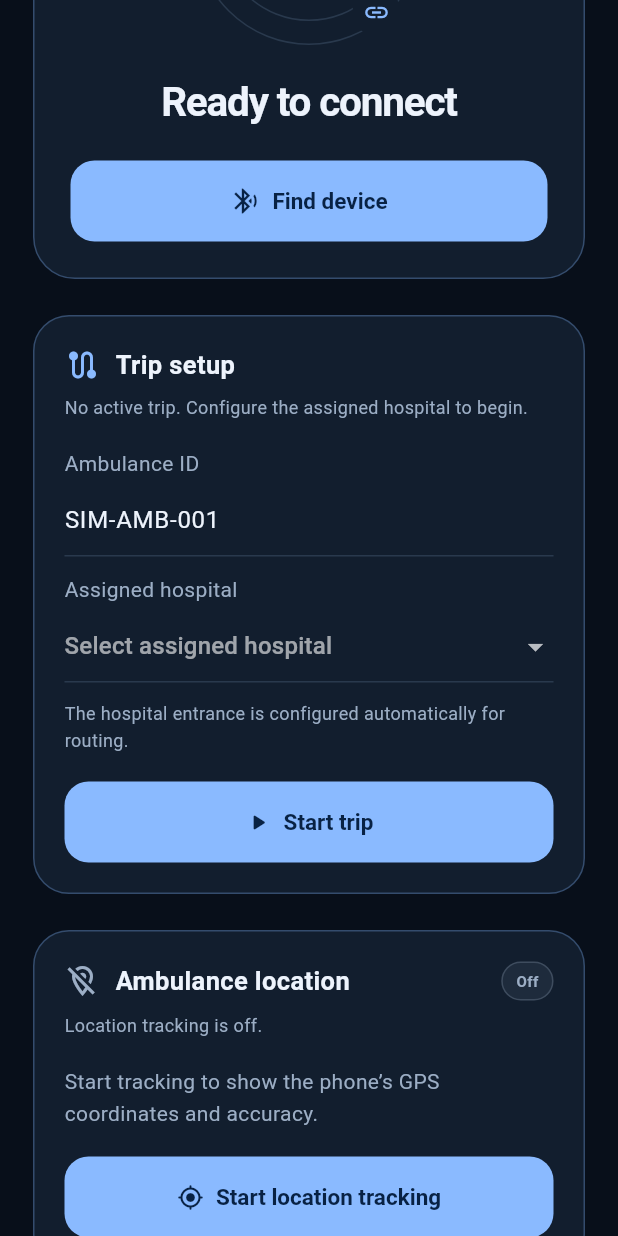
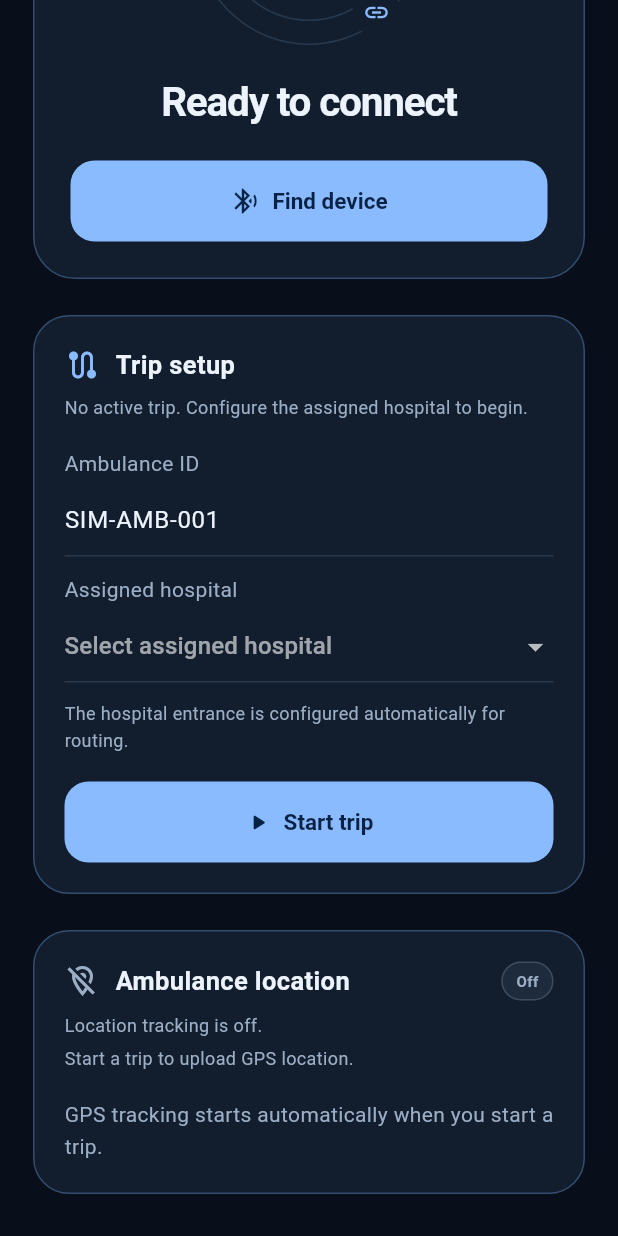
Before and after one commit to rahul-s12/smart-ambulance, a Flutter app: the screen it shows after launch, scrolled down 293 dp, on a phone screen of 412 x 824 dp. Run offline on Flutter 3.47's test engine with Material 3 defaults, Android fonts, the phone set to English and light mode, and no system bars; our stand-ins replace flutter_blue_plus, geolocator, permission_handler.

Commit message:
connected trip location tracking with cloud

```diff
--- a/app/lib/gateway_view.dart
+++ b/app/lib/gateway_view.dart
@@ -2,6 +2,7 @@ import 'package:flutter/material.dart';
 import 'package:flutter/services.dart';
 
 import 'location/location_tracker.dart';
+import 'location/location_upload.dart';
 import 'trip/trip_controller.dart';
 import 'trip/trip_panel.dart';
 
@@ -91,8 +92,6 @@ class GatewayView extends StatelessWidget {
     required this.onStart,
     required this.onStop,
     required this.onDisconnect,
-    required this.onStartLocation,
-    required this.onStopLocation,
     required this.activeTrip,
     required this.tripStatus,
     required this.onStartTrip,
@@ -106,6 +105,9 @@ class GatewayView extends StatelessWidget {
     this.location,
     required this.locationStatus,
     required this.locationTracking,
+    required this.locationUploadStatus,
+    required this.locationUploading,
+    this.routeEstimate,
   });
   final String status;
   final bool connected,
@@ -121,14 +123,16 @@ class GatewayView extends StatelessWidget {
   final AmbulanceLocation? location;
   final String locationStatus;
   final bool locationTracking;
+  final String locationUploadStatus;
+  final bool locationUploading;
+  final RouteEstimate? routeEstimate;
   final List<GatewayDevice> devices;
   final List<String> events;
   final VoidCallback onScan, onStart, onStop, onDisconnect;
-  final Future<void> Function() onStartLocation, onStopLocation;
   final ActiveTrip? activeTrip;
   final String tripStatus;
-  final ValueChanged<TripConfiguration> onStartTrip;
-  final VoidCallback onEndTrip;
+  final Future<void> Function(TripConfiguration) onStartTrip;
+  final Future<void> Function() onEndTrip;
 
   bool get busy => scanning || connecting || disconnecting;
   String get stateLabel => disconnecting
@@ -219,8 +223,9 @@ class GatewayView extends StatelessWidget {
                     location: location,
                     status: locationStatus,
                     tracking: locationTracking,
-                    onStart: onStartLocation,
-                    onStop: onStopLocation,
+                    uploadStatus: locationUploadStatus,
+                    uploading: locationUploading,
+                    routeEstimate: routeEstimate,
                   ),
                   if (events.isNotEmpty) ...[
                     const SizedBox(height: 24),
@@ -441,15 +446,17 @@ class _LocationPanel extends StatelessWidget {
     required this.location,
     required this.status,
     required this.tracking,
-    required this.onStart,
-    required this.onStop,
+    required this.uploadStatus,
+    required this.uploading,
+    this.routeEstimate,
   });
 
   final AmbulanceLocation? location;
   final String status;
   final bool tracking;
-  final Future<void> Function() onStart;
-  final Future<void> Function() onStop;
+  final String uploadStatus;
+  final bool uploading;
+  final RouteEstimate? routeEstimate;
 
   @override
   Widget build(BuildContext context) {
@@ -487,28 +494,62 @@ class _LocationPanel extends StatelessWidget {
             status,
             style: const TextStyle(color: _muted, fontSize: 12, height: 1.5),
           ),
+          const SizedBox(height: 4),
+          Row(
+            children: [
+              if (uploading) ...[
+                const SizedBox(
+                  width: 12,
+                  height: 12,
+                  child: CircularProgressIndicator(strokeWidth: 2),
+                ),
+                const SizedBox(width: 8),
+              ],
+              Expanded(
+                child: Text(
+                  uploadStatus,
+                  style: const TextStyle(color: _muted, fontSize: 12, height: 1.5),
+                ),
+              ),
+            ],
+          ),
           const SizedBox(height: 18),
           if (fix == null)
             const Text(
-              'Start tracking to show the phone’s GPS coordinates and accuracy.',
+              'GPS tracking starts automatically when you start a trip.',
               style: TextStyle(color: _muted, height: 1.5),
             )
           else
             _LocationDetails(location: fix),
-          const SizedBox(height: 18),
-          FilledButton.icon(
-            onPressed: tracking ? onStop : onStart,
-            icon: Icon(
-              tracking
-                  ? Icons.location_disabled_rounded
-                  : Icons.my_location_rounded,
-            ),
-            label: Text(
-              tracking ? 'Stop location tracking' : 'Start location tracking',
-            ),
-          ),
+          if (routeEstimate != null) ...[
+            const SizedBox(height: 14),
+            _RouteDetails(route: routeEstimate!),
+          ],
         ],
       ),
+    );
+  }
+}
+
+class _RouteDetails extends StatelessWidget {
+  const _RouteDetails({required this.route});
+  final RouteEstimate route;
+
+  @override
+  Widget build(BuildContext context) {
+    final distance = route.distanceMeters >= 1000
+        ? '${(route.distanceMeters / 1000).toStringAsFixed(1)} km'
+        : '${route.distanceMeters} m';
+    final minutes = (route.durationSeconds / 60).ceil();
+    final eta = TimeOfDay.fromDateTime(route.eta).format(context);
+    return Wrap(
+      spacing: 18,
+      runSpacing: 14,
+      children: [
+        _LocationValue(label: 'Route distance', value: distance),
+        _LocationValue(label: 'Estimated time', value: '$minutes min'),
+        _LocationValue(label: 'Arrival', value: eta),
+      ],
     );
   }
 }
--- /dev/null
+++ b/app/lib/location/location_upload.dart
@@ -0,0 +1,160 @@
+import 'dart:async';
+import 'dart:convert';
+import 'dart:io';
+
+import 'package:flutter/foundation.dart';
+
+import '../trip/trip_controller.dart';
+import 'location_tracker.dart';
+
+class RouteEstimate {
+  const RouteEstimate({
+    required this.distanceMeters,
+    required this.durationSeconds,
+    required this.eta,
+  });
+
+  final int distanceMeters;
+  final int durationSeconds;
+  final DateTime eta;
+}
+
+class LocationUploadResult {
+  const LocationUploadResult({this.route});
+
+  final RouteEstimate? route;
+}
+
+abstract interface class LocationApi {
+  Future<LocationUploadResult> upload({
+    required AmbulanceLocation location,
+    required ActiveTrip trip,
+  });
+}
+
+/// Sends live phone locations to the cloud endpoint implemented in `cloud/`.
+class CloudLocationApi implements LocationApi {
+  CloudLocationApi({required this.baseUrl, HttpClient? httpClient})
+    : _httpClient = httpClient ?? HttpClient();
+
+  final String baseUrl;
+  final HttpClient _httpClient;
+
+  bool get isConfigured => baseUrl.trim().isNotEmpty;
+
+  @override
+  Future<LocationUploadResult> upload({
+    required AmbulanceLocation location,
+    required ActiveTrip trip,
+  }) async {
+    if (!isConfigured) {
+      throw StateError(
+        'Cloud upload is not configured. Set CLOUD_API_BASE_URL when running the app.',
+      );
+    }
+    final destination = trip.configuration.destination;
+    if (destination == null) throw StateError('The active trip has no destination.');
+    final root = baseUrl.trim().replaceFirst(RegExp(r'/+$'), '');
+    final uri = Uri.parse(
+      '$root/api/ambulances/${Uri.encodeComponent(trip.configuration.ambulanceId.trim())}/location',
+    );
+    final request = await _httpClient.postUrl(uri).timeout(const Duration(seconds: 10));
+    request.headers.contentType = ContentType.json;
+    request.write(jsonEncode({
+      'latitude': location.latitude,
+      'longitude': location.longitude,
+      'accuracyMeters': location.accuracyMeters,
+      if (location.speedMetersPerSecond != null)
+        'speedMetersPerSecond': location.speedMetersPerSecond,
+      'capturedAt': location.capturedAt.toUtc().toIso8601String(),
+      'destination': {
+        'hospitalName': destination.name,
+        'latitude': destination.latitude,
+        'longitude': destination.longitude,
+      },
+    }));
+    final response = await request.close().timeout(const Duration(seconds: 10));
+    final body = await utf8.decoder.bind(response).join();
+    final decoded = body.isEmpty ? <String, dynamic>{} : jsonDecode(body);
+    if (response.statusCode < 200 || response.statusCode >= 300) {
+      final errors = decoded is Map ? decoded['errors'] : null;
+      final message = errors is List ? errors.join(' ') : 'HTTP ${response.statusCode}';
+      throw HttpException('Location upload was rejected: $message', uri: uri);
+    }
+    final locationBody = (decoded as Map)['location'];
+    final route = locationBody is Map ? locationBody['route'] : null;
+    if (route is! Map) return const LocationUploadResult();
+    final distance = route['distanceMeters'];
+    final duration = route['durationSeconds'];
+    final eta = route['eta'];
+    if (distance is! num || duration is! num || eta is! String) {
+      return const LocationUploadResult();
+    }
+    return LocationUploadResult(
+      route: RouteEstimate(
+        distanceMeters: distance.round(),
+        durationSeconds: duration.round(),
+        eta: DateTime.parse(eta).toLocal(),
+      ),
+    );
+  }
+}
+
+/// Keeps one in-flight request and sends the newest GPS fix afterwards.
+class LocationUploadController extends ChangeNotifier {
+  LocationUploadController(this._api);
+
+  final LocationApi _api;
+  ActiveTrip? _trip;
+  AmbulanceLocation? _queuedLocation;
+  bool _uploading = false;
+  String status = 'Start a trip to upload GPS location.';
+  DateTime? lastUploadedAt;
+  RouteEstimate? route;
+
+  bool get isUploading => _uploading;
+
+  void setTrip(ActiveTrip? trip) {
+    _trip = trip;
+    _queuedLocation = null;
+    route = null;
+    status = trip == null
+        ? 'Start a trip to upload GPS location.'
+        : 'Waiting for a GPS fix to upload.';
+    notifyListeners();
+  }
+
+  void submit(AmbulanceLocation location) {
+    if (_trip == null) return;
+    _queuedLocation = location;
+    if (!_uploading) unawaited(_drain());
+  }
+
+  Future<void> _drain() async {
+    _uploading = true;
+    notifyListeners();
+    while (_queuedLocation != null && _trip != null) {
+      final location = _queuedLocation!;
+      final trip = _trip!;
+      _queuedLocation = null;
+      status = 'Uploading location…';
+      notifyListeners();
+      try {
+        final result = await _api.upload(location: location, trip: trip);
+        if (_trip != trip) continue;
+        route = result.route;
+        lastUploadedAt = DateTime.now();
+        status = result.route == null
+            ? 'Location uploaded. Route ETA is unavailable.'
+            : 'Location uploaded. Route ETA updated.';
+      } catch (_) {
+        if (_trip == trip) {
+          status = 'Could not upload location. It will retry with the next GPS fix.';
+        }
+      }
+      notifyListeners();
+    }
+    _uploading = false;
+    notifyListeners();
+  }
+}
--- a/app/lib/trip/trip_panel.dart
+++ b/app/lib/trip/trip_panel.dart
@@ -13,8 +13,8 @@ class TripPanel extends StatefulWidget {
 
   final ActiveTrip? activeTrip;
   final String status;
-  final ValueChanged<TripConfiguration> onStart;
-  final VoidCallback onEnd;
+  final Future<void> Function(TripConfiguration) onStart;
+  final Future<void> Function() onEnd;
 
   @override
   State<TripPanel> createState() => _TripPanelState();
@@ -30,8 +30,8 @@ class _TripPanelState extends State<TripPanel> {
     super.dispose();
   }
 
-  void _start() {
-    widget.onStart(
+  Future<void> _start() async {
+    await widget.onStart(
       TripConfiguration(
         ambulanceId: _ambulanceId.text,
         destination: _destination,
@@ -164,7 +164,7 @@ class _TripPanelState extends State<TripPanel> {
         ),
         const SizedBox(height: 18),
         OutlinedButton.icon(
-          onPressed: widget.onEnd,
+          onPressed: () => widget.onEnd(),
           icon: const Icon(Icons.stop_rounded),
           label: const Text('End trip'),
         ),
```
Also changed, not shown: app/lib/main.dart (+36 -4 lines), 5 other files.
